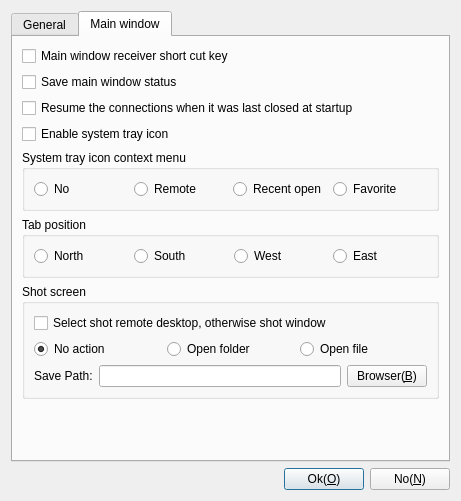
This is App/Client/ParameterDlgSettings.ui in KangLin/RabbitRemoteControl as Qt 5 draws it before an edit. The edited form follows.
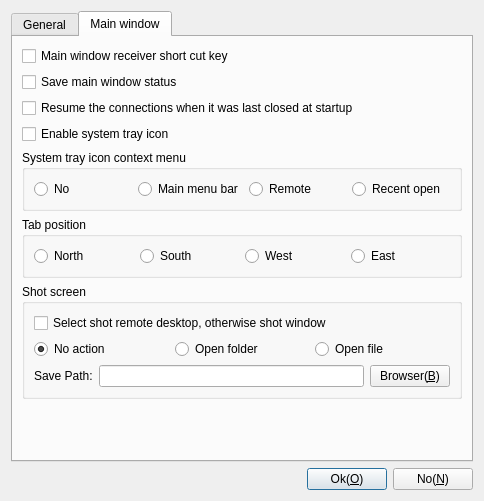
This is the edited form. Icons and pictures are not drawn.

Commit message: Fix system tray icon

What changed in the file:
```diff
--- a/App/Client/ParameterDlgSettings.ui
+++ b/App/Client/ParameterDlgSettings.ui
@@ -6,7 +6,7 @@
    <rect>
     <x>0</x>
     <y>0</y>
-    <width>461</width>
+    <width>484</width>
     <height>501</height>
    </rect>
   </property>
@@ -313,35 +313,35 @@
          <property name="title">
           <string>System tray icon context menu</string>
          </property>
-         <layout class="QGridLayout" name="gridLayout_5">
-          <item row="0" column="0">
-           <widget class="QRadioButton" name="rbSystemTrayIconNo">
-            <property name="text">
-             <string>No</string>
-            </property>
-           </widget>
-          </item>
-          <item row="0" column="1">
+         <layout class="QGridLayout" name="gridLayout_2">
+          <item row="0" column="2">
            <widget class="QRadioButton" name="rbSystemTrayIconRemote">
             <property name="text">
              <string>Remote</string>
             </property>
            </widget>
           </item>
-          <item row="0" column="2">
+          <item row="0" column="1">
+           <widget class="QRadioButton" name="rbMenuBar">
+            <property name="text">
+             <string>Main menu bar</string>
+            </property>
+           </widget>
+          </item>
+          <item row="0" column="0">
+           <widget class="QRadioButton" name="rbSystemTrayIconNo">
+            <property name="text">
+             <string>No</string>
+            </property>
+           </widget>
+          </item>
+          <item row="0" column="3">
            <widget class="QRadioButton" name="rbSystemTrayIconRecentOpen">
             <property name="text">
              <string>Recent open</string>
             </property>
            </widget>
           </item>
-          <item row="0" column="3">
-           <widget class="QRadioButton" name="rbSystemTrayIconFavorite">
-            <property name="text">
-             <string>Favorite</string>
-            </property>
-           </widget>
-          </item>
          </layout>
         </widget>
        </item>
```
Left out of the diff: 32 changed lines with no effect on the pictures. The commit also changes 41 other files.
